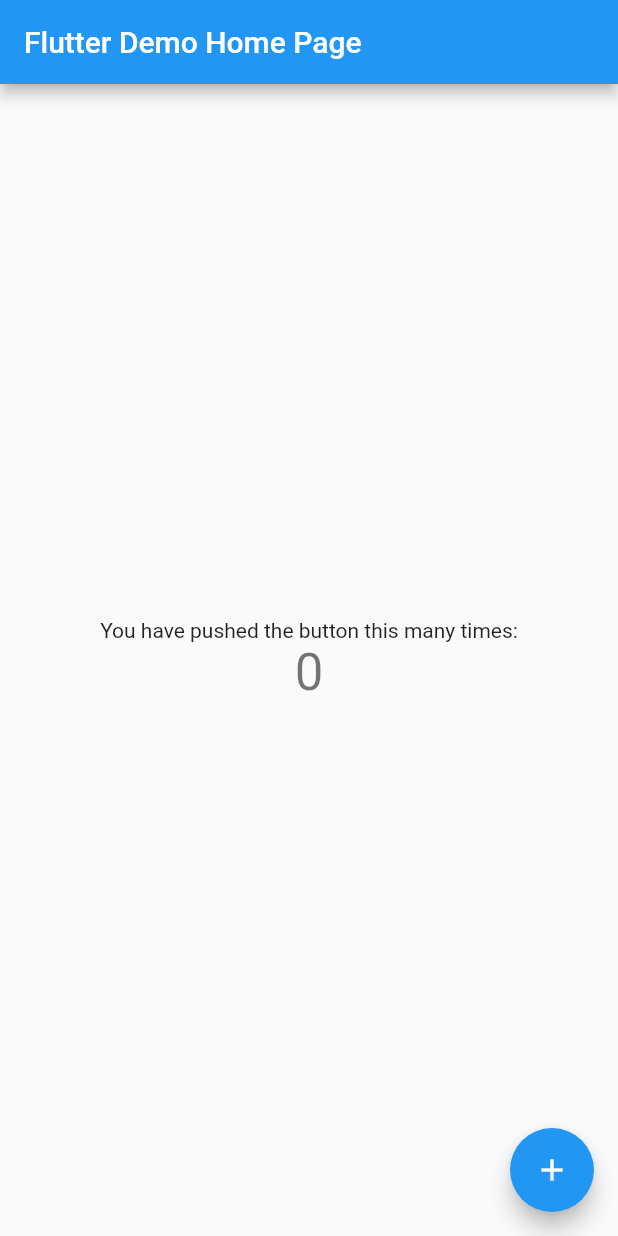
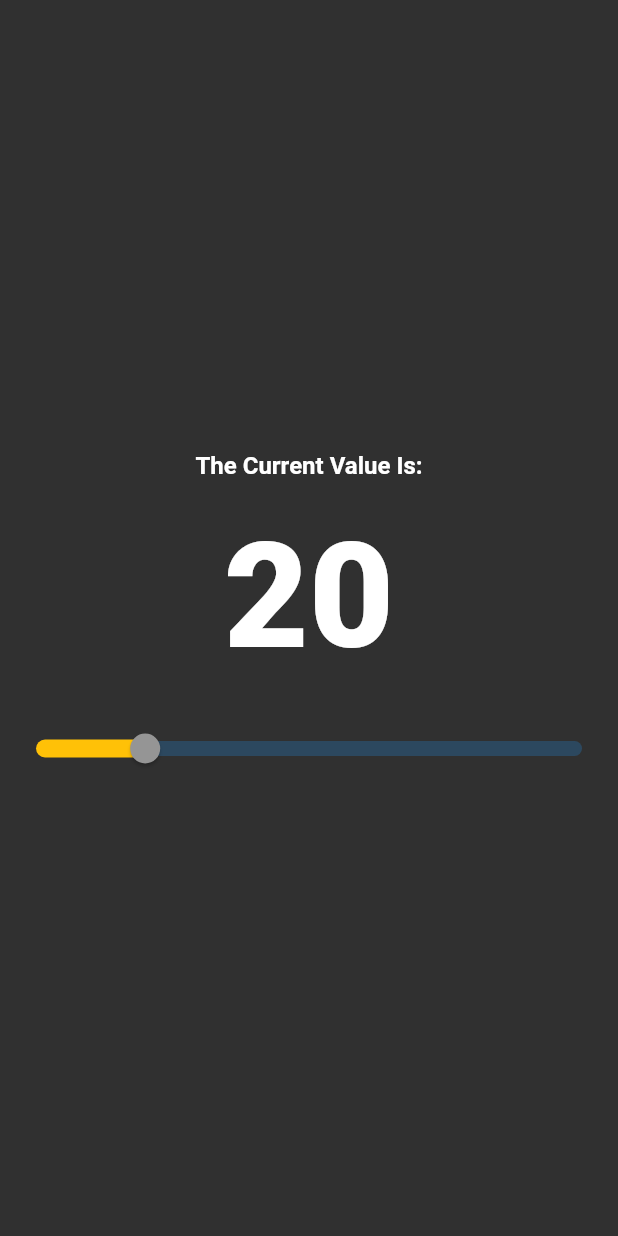
Before and after one commit to DhruvamSharma/CustomSlider, a Flutter app: the screen it shows after launch, on a phone screen of 412 x 824 dp. Run offline on Flutter 3.47's test engine with Material 2 defaults, Android fonts, the phone set to English and light mode, and no system bars.

Commit message:
feat(slider setup): slider setup completed. UI changed for presenting slider.

```diff
--- /dev/null
+++ b/lib/common_colors.dart
@@ -0,0 +1,38 @@
+import 'package:flutter/material.dart';
+
+class CommonColors {
+  static Color lightColor = Colors.white;
+  static Color darkColor = getColor(0xff2c2c2c);
+  static Color grayColor = getColor(0xff959595);
+  static Color darkGrayColor = getColor(0xff676767);
+  static Color borerColor = disabledColor;
+  static Color cardBorderColor = getColor(0xffe0e0e0);
+  static Color cardColor = getColor(0xfffafafa);
+  static Color disabledColor = getColor(0xffededed);
+  static Color disabledTextColor = getColor(0xffc7c7c7);
+  static Color dividerColor = getColor(0xfff1f1f1);
+  static Color scaffoldColor = Colors.white;
+
+  static Color valueIndicatorColor = getColor(0xff355ADE);
+
+
+}
+
+
+Map<int, Color> _color =
+{
+  50:Color.fromRGBO(136,14,79, .1),
+  100:Color.fromRGBO(136,14,79, .2),
+  200:Color.fromRGBO(136,14,79, .3),
+  300:Color.fromRGBO(136,14,79, .4),
+  400:Color.fromRGBO(136,14,79, .5),
+  500:Color.fromRGBO(136,14,79, .6),
+  600:Color.fromRGBO(136,14,79, .7),
+  700:Color.fromRGBO(136,14,79, .8),
+  800:Color.fromRGBO(136,14,79, .9),
+  900:Color.fromRGBO(136,14,79, 1),
+};
+
+MaterialColor getColor(int primary) {
+  return MaterialColor(primary, _color);
+}
--- /dev/null
+++ b/lib/common_textstyles.dart
@@ -0,0 +1,128 @@
+import 'package:flutter/material.dart';
+
+import 'common_colors.dart';
+
+/// Text styles are mainly 4:
+/// Roboto-black fontWeight - w900,
+/// Roboto-bold - fontWeight - w700,
+/// Roboto-medium - fontWeight - w500,
+/// Roboto-regular - fontWeight - w400,
+class CommonTextStyles {
+
+  static double _blackFontSize = 18;
+  static double _boldFontSize = 16;
+  static double _mediumFontSize = 14;
+  static double _regularFontSize = 12;
+
+  /// Black TextStyle
+  static TextStyle getBlackTextStyleLight(BuildContext context) {
+    return Theme.of(context).textTheme.title.copyWith(
+      color: CommonColors.lightColor,
+      fontSize: _blackFontSize,
+      fontWeight: FontWeight.w900,
+    );
+  }
+
+  static TextStyle getBlackTextStyleDark(BuildContext context) {
+    return Theme.of(context).textTheme.title.copyWith(
+      color: CommonColors.darkColor,
+      fontSize: _blackFontSize,
+      fontWeight: FontWeight.w900,
+    );
+  }
+
+  static TextStyle getBlackTextStyleGray(BuildContext context) {
+    return Theme.of(context).textTheme.title.copyWith(
+      color: CommonColors.grayColor,
+      fontSize: _blackFontSize,
+      fontWeight: FontWeight.w900,
+    );
+  }
+
+  /// Bold TextStyle
+  static TextStyle getBoldTextStyleLight(BuildContext context) {
+    return Theme.of(context).textTheme.title.copyWith(
+      color: CommonColors.lightColor,
+      fontSize: _boldFontSize,
+      fontWeight: FontWeight.w700,
+    );
+  }
+
+  static TextStyle getBoldTextStyleDark(BuildContext context) {
+    return Theme.of(context).textTheme.title.copyWith(
+      color: CommonColors.darkColor,
+      fontSize: _boldFontSize,
+      fontWeight: FontWeight.w700,
+    );
+  }
+
+  static TextStyle getBoldTextStyleGray(BuildContext context) {
+    return Theme.of(context).textTheme.title.copyWith(
+      color: CommonColors.grayColor,
+      fontSize: _boldFontSize,
+      fontWeight: FontWeight.w700,
+    );
+  }
+
+  /// Medium TextStyle
+  static TextStyle getMediumTextStyleLight(BuildContext context) {
+    return Theme.of(context).textTheme.title.copyWith(
+      color: CommonColors.lightColor,
+      fontSize: _mediumFontSize,
+      fontWeight: FontWeight.w500,
+    );
+  }
+
+  static TextStyle getMediumTextStyleDark(BuildContext context) {
+    return Theme.of(context).textTheme.title.copyWith(
+      color: CommonColors.darkColor,
+      fontSize: _mediumFontSize,
+      fontWeight: FontWeight.w500,
+    );
+  }
+
+  static TextStyle getMediumTextStyleGray(BuildContext context) {
+    return Theme.of(context).textTheme.title.copyWith(
+      color: CommonColors.grayColor,
+      fontSize: _mediumFontSize,
+      fontWeight: FontWeight.w500,
+    );
+  }
+
+  /// Regular TextStyle
+  static TextStyle getRegularTextStyleLight(BuildContext context) {
+    return Theme.of(context).textTheme.title.copyWith(
+      color: CommonColors.lightColor,
+      fontSize: _regularFontSize,
+      fontWeight: FontWeight.w400,
+    );
+  }
+
+  static TextStyle getRegularTextStyleDark(BuildContext context) {
+    return Theme.of(context).textTheme.title.copyWith(
+      color: CommonColors.darkColor,
+      fontSize: _regularFontSize,
+      fontWeight: FontWeight.w400,
+    );
+  }
+
+  static TextStyle getRegularTextStyleGray(BuildContext context) {
+    return Theme.of(context).textTheme.title.copyWith(
+      color: CommonColors.grayColor,
+      fontSize: _regularFontSize,
+      fontWeight: FontWeight.w400,
+    );
+  }
+
+  static TextStyle getSubTitleTextStyleDark(BuildContext context) {
+    return Theme.of(context).textTheme.subtitle.copyWith(
+      color: CommonColors.darkColor,
+    );
+  }
+
+  static TextStyle getSubTitleTextStyleGray(BuildContext context) {
+    return Theme.of(context).textTheme.subtitle.copyWith(
+      color: CommonColors.grayColor,
+    );
+  }
+}
--- a/lib/main.dart
+++ b/lib/main.dart
@@ -1,4 +1,7 @@
+import 'package:custom_slider/common_textstyles.dart';
+import 'package:custom_slider/slider/custom_slider.dart';
 import 'package:flutter/material.dart';
+import 'package:provider/provider.dart';
 
 void main() => runApp(MyApp());
 
@@ -8,34 +11,17 @@ class MyApp extends StatelessWidget {
   Widget build(BuildContext context) {
     return MaterialApp(
       title: 'Flutter Demo',
-      theme: ThemeData(
-        // This is the theme of your application.
-        //
-        // Try running your application with "flutter run". You'll see the
-        // application has a blue toolbar. Then, without quitting the app, try
-        // changing the primarySwatch below to Colors.green and then invoke
-        // "hot reload" (press "r" in the console where you ran "flutter run",
-        // or simply save your changes to "hot reload" in a Flutter IDE).
-        // Notice that the counter didn't reset back to zero; the application
-        // is not restarted.
-        primarySwatch: Colors.blue,
+      theme: ThemeData.dark(),
+      home: ChangeNotifierProvider<SliderValueNotifier>(
+        create: (context) => SliderValueNotifier(),
+        child: MyHomePage(title: 'Flutter Demo Home Page'),
       ),
-      home: MyHomePage(title: 'Flutter Demo Home Page'),
     );
   }
 }
 
 class MyHomePage extends StatefulWidget {
   MyHomePage({Key key, this.title}) : super(key: key);
-
-  // This widget is the home page of your application. It is stateful, meaning
-  // that it has a State object (defined below) that contains fields that affect
-  // how it looks.
-
-  // This class is the configuration for the state. It holds the values (in this
-  // case the title) provided by the parent (in this case the App widget) and
-  // used by the build method of the State. Fields in a Widget subclass are
-  // always marked "final".
 
   final String title;
 
@@ -44,67 +30,31 @@ class MyHomePage extends StatefulWidget {
 }
 
 class _MyHomePageState extends State<MyHomePage> {
-  int _counter = 0;
-
-  void _incrementCounter() {
-    setState(() {
-      // This call to setState tells the Flutter framework that something has
-      // changed in this State, which causes it to rerun the build method below
-      // so that the display can reflect the updated values. If we changed
-      // _counter without calling setState(), then the build method would not be
-      // called again, and so nothing would appear to happen.
-      _counter++;
-    });
-  }
-
   @override
   Widget build(BuildContext context) {
-    // This method is rerun every time setState is called, for instance as done
-    // by the _incrementCounter method above.
-    //
-    // The Flutter framework has been optimized to make rerunning build methods
-    // fast, so that you can just rebuild anything that needs updating rather
-    // than having to individually change instances of widgets.
     return Scaffold(
-      appBar: AppBar(
-        // Here we take the value from the MyHomePage object that was created by
-        // the App.build method, and use it to set our appbar title.
-        title: Text(widget.title),
-      ),
       body: Center(
-        // Center is a layout widget. It takes a single child and positions it
-        // in the middle of the parent.
         child: Column(
-          // Column is also a layout widget. It takes a list of children and
-          // arranges them vertically. By default, it sizes itself to fit its
-          // children horizontally, and tries to be as tall as its parent.
-          //
-          // Invoke "debug painting" (press "p" in the console, choose the
-          // "Toggle Debug Paint" action from the Flutter Inspector in Android
-          // Studio, or the "Toggle Debug Paint" command in Visual Studio Code)
-          // to see the wireframe for each widget.
-          //
-          // Column has various properties to control how it sizes itself and
-          // how it positions its children. Here we use mainAxisAlignment to
-          // center the children vertically; the main axis here is the vertical
-          // axis because Columns are vertical (the cross axis would be
-          // horizontal).
           mainAxisAlignment: MainAxisAlignment.center,
           children: <Widget>[
             Text(
-              'You have pushed the button this many times:',
+              "The Current Value Is:",
+              style: CommonTextStyles.getBoldTextStyleLight(context).copyWith(
+                fontSize: 16,
+              ),
             ),
-            Text(
-              '$_counter',
-              style: Theme.of(context).textTheme.display1,
+            Padding(
+              padding: const EdgeInsets.symmetric(vertical: 20.0),
+              child: Text(
+                "${Provider.of<SliderValueNotifier>(context, listen: true).currentValue.round()}",
+                style: CommonTextStyles.getBlackTextStyleLight(context).copyWith(
+                  fontSize: 98,
+                ),
+              ),
             ),
+            CustomSlider(),
           ],
         ),
-      ),
-      floatingActionButton: FloatingActionButton(
-        onPressed: _incrementCounter,
-        tooltip: 'Increment',
-        child: Icon(Icons.add),
       ), // This trailing comma makes auto-formatting nicer for build methods.
     );
   }
--- /dev/null
+++ b/lib/slider/custom_slider.dart
@@ -0,0 +1,57 @@
+import 'package:custom_slider/common_textstyles.dart';
+import 'package:flutter/material.dart';
+import 'package:provider/provider.dart';
+
+import '../common_colors.dart';
+
+class CustomSlider extends StatefulWidget {
+  @override
+  _CustomSliderState createState() => _CustomSliderState();
+}
+
+class _CustomSliderState extends State<CustomSlider> {
+  double _currentValue = 0;
+  double _initialValue = 20;
+  double _trackHeight = 10.0;
+
+  @override
+  void initState() {
+    _currentValue = _initialValue;
+    super.initState();
+  }
+
+  @override
+  Widget build(BuildContext context) {
+    return SliderTheme(
+      data: SliderTheme.of(context).copyWith(
+        activeTrackColor: Colors.amber,
+        trackHeight: _trackHeight,
+        valueIndicatorColor: CommonColors.valueIndicatorColor,
+        showValueIndicator: ShowValueIndicator.onlyForContinuous,
+        valueIndicatorTextStyle:
+            CommonTextStyles.getMediumTextStyleLight(context).copyWith(
+          fontSize: 10,
+        ),
+        thumbColor: CommonColors.grayColor,
+      ),
+      child: Slider(
+          label: '${_currentValue.round()} players',
+          min: 0,
+          max: 100,
+          value: Provider.of<SliderValueNotifier>(context).currentValue,
+          onChanged: (value) {
+            Provider.of<SliderValueNotifier>(context, listen: false).changeValue(value);
+          }),
+    );
+  }
+}
+
+
+class SliderValueNotifier extends ChangeNotifier {
+  double _currentValue = 20;
+  void changeValue(double value) {
+    _currentValue = value;
+    notifyListeners();
+  }
+  double get currentValue => _currentValue;
+}
--- a/pubspec.yaml
+++ b/pubspec.yaml
@@ -23,6 +23,7 @@ dependencies:
   # The following adds the Cupertino Icons font to your application.
   # Use with the CupertinoIcons class for iOS style icons.
   cupertino_icons: ^0.1.2
+  provider: ^4.0.4
 
 dev_dependencies:
   flutter_test:
```
Also changed, not shown: pubspec.lock.
